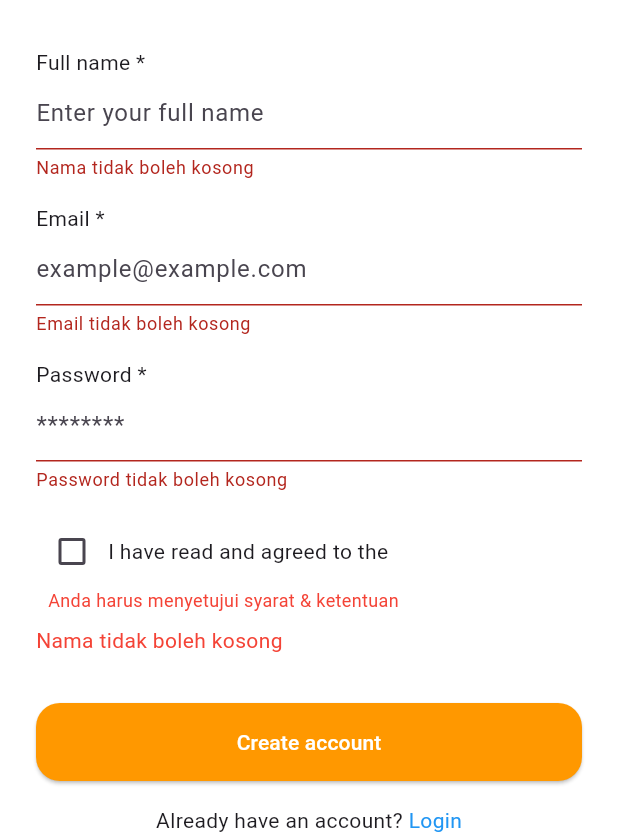
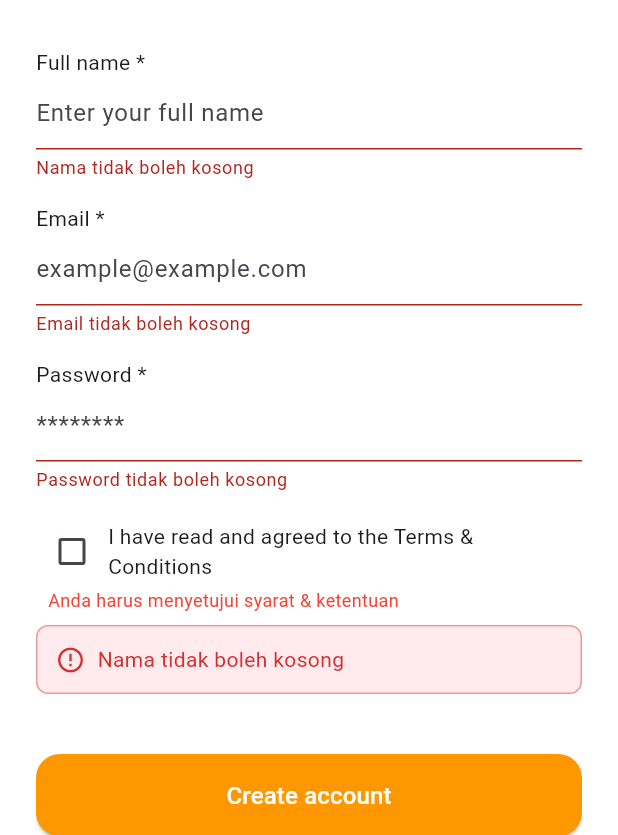
Before and after one commit to liwangivone/PetMigo, a Flutter app: the RegisterScreen screen opened by its route, after a tap on "Create account", on a phone screen of 412 x 824 dp, the part 401-1236 px from its top. Run offline on Flutter 3.47's test engine with Material 3 defaults, Android fonts, the phone set to English and light mode, and no system bars; our stand-ins replace equatable, flutter_bloc, go_router, google_fonts, pie_chart; accounts and stored records are empty.

Commit message:
Melakukan beberapa perbaikan

```diff
--- a/frontend/lib/bloc/regist_bloc.dart
+++ b/frontend/lib/bloc/regist_bloc.dart
@@ -3,9 +3,18 @@ import '../models/user_model.dart';
 import '../repository/auth_repository.dart';
 
 abstract class RegisterEvent {}
-class RegisterEmailChanged extends RegisterEvent { final String email; RegisterEmailChanged(this.email);}
-class RegisterNameChanged extends RegisterEvent { final String name; RegisterNameChanged(this.name);}
-class RegisterPasswordChanged extends RegisterEvent { final String password; RegisterPasswordChanged(this.password);}
+class RegisterEmailChanged extends RegisterEvent {
+  final String email;
+  RegisterEmailChanged(this.email);
+}
+class RegisterNameChanged extends RegisterEvent {
+  final String name;
+  RegisterNameChanged(this.name);
+}
+class RegisterPasswordChanged extends RegisterEvent {
+  final String password;
+  RegisterPasswordChanged(this.password);
+}
 class RegisterTermsToggled extends RegisterEvent {}
 class RegisterSubmitted extends RegisterEvent {}
 
@@ -18,13 +27,34 @@ class RegisterState {
   final String? errorMessage;
   final User? user;
   final bool submitted;
-  final bool isLoading; // Tambahkan properti ini
-  bool get isValid =>
-      email.isNotEmpty &&
-      email.contains('@') &&
-      name.isNotEmpty &&
-      password.length >= 6 &&
-      agreed;
+  final bool isLoading;
+
+  // Validation getters
+  bool get isValidEmail => email.isNotEmpty && email.contains('@') && email.contains('.');
+  bool get isValidName => name.isNotEmpty && name.trim().length >= 2;
+  bool get isValidPassword => password.isNotEmpty && password.length >= 6;
+  bool get isValid => isValidEmail && isValidName && isValidPassword && agreed;
+
+  // Individual field error getters for UI
+  String? get nameError {
+    if (!submitted || name.isEmpty) return null;
+    if (name.trim().length < 2) return 'Nama minimal 2 karakter';
+    return null;
+  }
+
+  String? get emailError {
+    if (!submitted || email.isEmpty) return null;
+    if (!email.contains('@')) return 'Format email tidak valid';
+    if (!email.contains('.')) return 'Format email tidak valid';
+    return null;
+  }
+
+  String? get passwordError {
+    if (!submitted || password.isEmpty) return null;
+    if (password.length < 6) return 'Password minimal 6 karakter';
+    return null;
+  }
+
   const RegisterState({
     this.email = '',
     this.name = '',
@@ -34,8 +64,9 @@ class RegisterState {
     this.errorMessage,
     this.user,
     this.submitted = false,
-    this.isLoading = false, // default false
+    this.isLoading = false,
   });
+
   RegisterState copyWith({
     String? email,
     String? name,
@@ -45,7 +76,7 @@ class RegisterState {
     String? errorMessage,
     User? user,
     bool? submitted,
-    bool? isLoading, // tambahkan
+    bool? isLoading,
   }) {
     return RegisterState(
       email: email ?? this.email,
@@ -63,51 +94,147 @@ class RegisterState {
 
 class RegisterBloc extends Bloc<RegisterEvent, RegisterState> {
   final AuthRepository authRepository;
+
   RegisterBloc({required this.authRepository}) : super(const RegisterState()) {
-    on<RegisterEmailChanged>((event, emit) => emit(state.copyWith(email: event.email, errorMessage: null, status: RegisterStatus.initial)));
-    on<RegisterNameChanged>((event, emit) => emit(state.copyWith(name: event.name, errorMessage: null, status: RegisterStatus.initial)));
-    on<RegisterPasswordChanged>((event, emit) => emit(state.copyWith(password: event.password, errorMessage: null, status: RegisterStatus.initial)));
-    on<RegisterTermsToggled>((event, emit) => emit(state.copyWith(agreed: !state.agreed, errorMessage: null, status: RegisterStatus.initial)));
+    on<RegisterEmailChanged>((event, emit) =>
+      emit(state.copyWith(
+        email: event.email.trim(),
+        errorMessage: null,
+        status: RegisterStatus.initial
+      ))
+    );
+
+    on<RegisterNameChanged>((event, emit) =>
+      emit(state.copyWith(
+        name: event.name.trim(),
+        errorMessage: null,
+        status: RegisterStatus.initial
+      ))
+    );
+
+    on<RegisterPasswordChanged>((event, emit) =>
+      emit(state.copyWith(
+        password: event.password,
+        errorMessage: null,
+        status: RegisterStatus.initial
+      ))
+    );
+
+    on<RegisterTermsToggled>((event, emit) =>
+      emit(state.copyWith(
+        agreed: !state.agreed,
+        errorMessage: null,
+        status: RegisterStatus.initial
+      ))
+    );
+
     on<RegisterSubmitted>((event, emit) async {
       emit(state.copyWith(submitted: true));
+
+      // Validate all fields step by step
       if (state.name.isEmpty) {
-        emit(state.copyWith(status: RegisterStatus.failure, errorMessage: "Nama tidak boleh kosong", isLoading: false));
+        emit(state.copyWith(
+          status: RegisterStatus.failure,
+          errorMessage: "Nama tidak boleh kosong",
+          isLoading: false
+        ));
         return;
       }
-      if (state.email.isEmpty) {
-        emit(state.copyWith(status: RegisterStatus.failure, errorMessage: "Email tidak boleh kosong", isLoading: false));
+
+      if (state.name.trim().length < 2) {
+        emit(state.copyWith(
+          status: RegisterStatus.failure,
+          errorMessage: "Nama minimal 2 karakter",
+          isLoading: false
+        ));
         return;
       }
-      if (!state.email.contains('@')) {
-        emit(state.copyWith(status: RegisterStatus.failure, errorMessage: "Email tidak valid", isLoading: false));
+
+      if (state.email.isEmpty) {
+        emit(state.copyWith(
+          status: RegisterStatus.failure,
+          errorMessage: "Email tidak boleh kosong",
+          isLoading: false
+        ));
         return;
       }
-      if (state.password.isEmpty) {
-        emit(state.copyWith(status: RegisterStatus.failure, errorMessage: "Password tidak boleh kosong", isLoading: false));
+
+      if (!state.isValidEmail) {
+        emit(state.copyWith(
+          status: RegisterStatus.failure,
+          errorMessage: "Format email tidak valid",
+          isLoading: false
+        ));
         return;
       }
-      if (state.password.length < 6) {
-        emit(state.copyWith(status: RegisterStatus.failure, errorMessage: "Password minimal 6 karakter", isLoading: false));
+
+      if (state.password.isEmpty) {
+        emit(state.copyWith(
+          status: RegisterStatus.failure,
+          errorMessage: "Password tidak boleh kosong",
+          isLoading: false
+        ));
         return;
       }
-      if (!state.agreed) {
-        emit(state.copyWith(status: RegisterStatus.failure, errorMessage: "Anda harus menyetujui syarat & ketentuan", isLoading: false));
+
+      if (state.password.length < 6) {
+        emit(state.copyWith(
+          status: RegisterStatus.failure,
+          errorMessage: "Password minimal 6 karakter",
+          isLoading: false
+        ));
         return;
       }
-      emit(state.copyWith(status: RegisterStatus.loading, errorMessage: null, isLoading: true));
+
+      if (!state.agreed) {
+        emit(state.copyWith(
+          status: RegisterStatus.failure,
+          errorMessage: "Anda harus menyetujui syarat & ketentuan",
+          isLoading: false
+        ));
+        return;
+      }
+
+      emit(state.copyWith(
+        status: RegisterStatus.loading,
+        errorMessage: null,
+        isLoading: true
+      ));
+
       try {
         final user = await authRepository.register(state.name, state.email, state.password);
-        emit(state.copyWith(status: RegisterStatus.success, user: user, errorMessage: null, isLoading: false));
+        emit(state.copyWith(
+          status: RegisterStatus.success,
+          user: user,
+          errorMessage: null,
+          isLoading: false
+        ));
       } catch (e) {
-        String msg = e.toString();
-        if (msg.contains("Email sudah digunakan")) {
-          msg = "Email sudah digunakan";
-        } else if (msg.contains("Username sudah digunakan")) {
-          msg = "Username sudah digunakan";
-        } else if (msg.contains("Exception:")) {
-          msg = msg.replaceFirst("Exception:", "").trim();
+        String errorMessage = e.toString();
+
+        // Clean up error message
+        if (errorMessage.startsWith('Exception: ')) {
+          errorMessage = errorMessage.replaceFirst('Exception: ', '');
         }
-        emit(state.copyWith(status: RegisterStatus.failure, errorMessage: msg, isLoading: false));
+
+        // Handle specific error messages
+        if (errorMessage.toLowerCase().contains('email sudah digunakan')) {
+          errorMessage = "Email sudah digunakan. Silakan gunakan email lain.";
+        } else if (errorMessage.toLowerCase().contains('username sudah digunakan')) {
+          errorMessage = "Username sudah digunakan. Silakan gunakan nama lain.";
+        } else if (errorMessage.toLowerCase().contains('tidak dapat terhubung')) {
+          errorMessage = "Tidak dapat terhubung ke server. Periksa koneksi internet Anda.";
+        } else if (errorMessage.toLowerCase().contains('timeout')) {
+          errorMessage = "Koneksi timeout. Silakan coba lagi.";
+        } else if (errorMessage.toLowerCase().contains('server')) {
+          errorMessage = "Terjadi kesalahan pada server. Silakan coba lagi.";
+        }
+
+        emit(state.copyWith(
+          status: RegisterStatus.failure,
+          errorMessage: errorMessage,
+          isLoading: false
+        ));
       }
     });
   }
--- a/frontend/lib/views/pages/register_page.dart
+++ b/frontend/lib/views/pages/register_page.dart
@@ -2,15 +2,38 @@ part of 'pages.dart';
 
 class RegisterScreen extends StatelessWidget {
   const RegisterScreen({super.key});
-
   @override
   Widget build(BuildContext context) {
     return BlocProvider(
-      create: (_) => RegisterBloc(authRepository: AuthRepository()),
+      create: (context) => RegisterBloc(
+        authRepository: AuthRepository(),
+      ),
       child: BlocListener<RegisterBloc, RegisterState>(
         listener: (context, state) {
-          if (state.status == RegisterStatus.success) {
+          if (state.status == RegisterStatus.success && state.user != null) {
+            // Show success message
+            ScaffoldMessenger.of(context).showSnackBar(
+              SnackBar(
+                content: Text('Akun berhasil dibuat. Selamat datang, ${state.user!.name}!'),
+                backgroundColor: Colors.green,
+                duration: const Duration(seconds: 3),
+              ),
+            );
+            // Navigate to dashboard
             context.go('/dashboard');
+          } else if (state.status == RegisterStatus.failure && state.errorMessage != null) {
+            // Show error message in snackbar for important errors
+            if (state.errorMessage!.contains('server') ||
+                state.errorMessage!.contains('koneksi') ||
+                state.errorMessage!.contains('terduga')) {
+              ScaffoldMessenger.of(context).showSnackBar(
+                SnackBar(
+                  content: Text(state.errorMessage!),
+                  backgroundColor: Colors.red,
+                  duration: const Duration(seconds: 4),
+                ),
+              );
+            }
           }
         },
         child: Scaffold(
@@ -39,15 +62,16 @@ class RegisterScreen extends StatelessWidget {
                             height: 180,
                           ),
                         ),
-                        const SizedBox(height: 32),
-                        const Text("Full name *"),
+                        const SizedBox(height: 32),                        const Text("Full name *"),
                         TextField(
                           onChanged: (val) => bloc.add(RegisterNameChanged(val)),
                           decoration: InputDecoration(
                             hintText: "Enter your full name",
                             errorText: state.submitted && state.name.isEmpty
                               ? "Nama tidak boleh kosong"
-                                : null,
+                              : (state.submitted && state.name.trim().length < 2
+                                ? "Nama minimal 2 karakter"
+                                : null),
                           ),
                         ),
                         const SizedBox(height: 16),
@@ -59,8 +83,8 @@ class RegisterScreen extends StatelessWidget {
                             hintText: "example@example.com",
                             errorText: state.submitted && state.email.isEmpty
                               ? "Email tidak boleh kosong"
-                                : (state.submitted && !state.email.contains('@')
-                                    ? "Email tidak valid"
+                              : (state.submitted && state.email.isNotEmpty && !state.isValidEmail
+                                ? "Format email tidak valid"
                                 : null),
                           ),
                         ),
@@ -73,9 +97,14 @@ class RegisterScreen extends StatelessWidget {
                             hintText: "********",
                             errorText: state.submitted && state.password.isEmpty
                               ? "Password tidak boleh kosong"
-                                : (state.submitted && state.password.length < 6
+                              : (state.submitted && state.password.isNotEmpty && state.password.length < 6
                                 ? "Password minimal 6 karakter"
                                 : null),
+                            helperText: "Password minimal 6 karakter",
+                            helperStyle: TextStyle(
+                              color: Colors.grey[600],
+                              fontSize: 12,
+                            ),
                           ),
                         ),
                         const SizedBox(height: 16),
@@ -85,8 +114,11 @@ class RegisterScreen extends StatelessWidget {
                               value: state.agreed,
                               onChanged: (_) => bloc.add(RegisterTermsToggled()),
                             ),
-                            const Expanded(
-                              child: Text("I have read and agreed to the"),
+                            Expanded(
+                              child: GestureDetector(
+                                onTap: () => bloc.add(RegisterTermsToggled()),
+                                child: const Text("I have read and agreed to the Terms & Conditions"),
+                              ),
                             ),
                           ],
                         ),
@@ -98,12 +130,32 @@ class RegisterScreen extends StatelessWidget {
                               style: TextStyle(color: Colors.red, fontSize: 12),
                             ),
                           ),
-                        if (state.errorMessage != null && state.errorMessage!.isNotEmpty)
-                          Padding(
-                            padding: const EdgeInsets.only(bottom: 8.0),
+                        if (state.status == RegisterStatus.failure &&
+                            state.errorMessage != null &&
+                            state.errorMessage!.isNotEmpty)
+                          Container(
+                            width: double.infinity,
+                            padding: const EdgeInsets.all(12),
+                            margin: const EdgeInsets.only(bottom: 16),
+                            decoration: BoxDecoration(
+                              color: Colors.red.shade50,
+                              border: Border.all(color: Colors.red.shade200),
+                              borderRadius: BorderRadius.circular(8),
+                            ),
+                            child: Row(
+                              children: [
+                                Icon(Icons.error_outline, color: Colors.red.shade700, size: 20),
+                                const SizedBox(width: 8),
+                                Expanded(
                                   child: Text(
                                     state.errorMessage!,
-                              style: const TextStyle(color: Colors.red, fontSize: 14),
+                                    style: TextStyle(
+                                      color: Colors.red.shade700,
+                                      fontSize: 14,
+                                    ),
+                                  ),
+                                ),
+                              ],
                             ),
                           ),
                         const SizedBox(height: 24),
@@ -117,14 +169,24 @@ class RegisterScreen extends StatelessWidget {
                               ),
                               padding: const EdgeInsets.symmetric(vertical: 16),
                             ),
-                            onPressed: !state.isLoading
-                                ? () {
+                            onPressed: state.status == RegisterStatus.loading
+                                ? null
+                                : () {
                                     context.read<RegisterBloc>().add(RegisterSubmitted());
-                                  }
-                                : null,
-                            child: state.isLoading
-                                ? const CircularProgressIndicator()
-                                : const Text("Create account", style: TextStyle(color: Colors.white)),
+                                  },
+                            child: state.status == RegisterStatus.loading
+                                ? const SizedBox(
+                                    height: 20,
+                                    width: 20,
+                                    child: CircularProgressIndicator(
+                                      strokeWidth: 2,
+                                      valueColor: AlwaysStoppedAnimation<Color>(Colors.white),
+                                    ),
+                                  )
+                                : const Text(
+                                    "Create account",
+                                    style: TextStyle(color: Colors.white, fontSize: 16),
+                                  ),
                           ),
                         ),
                         const SizedBox(height: 16),
@@ -137,7 +199,8 @@ class RegisterScreen extends StatelessWidget {
                               child: const Text("Login", style: TextStyle(color: Colors.blue)),
                             )
                           ],
-                        )
+                        ),
+                        const SizedBox(height: 32),
                       ],
                     ),
                   );
```
Also changed, not shown: frontend/lib/bloc/login_bloc.dart (+89 -14 lines), frontend/lib/repository/auth_repository.dart (+22 -4 lines), frontend/lib/services/auth_services.dart (+61 -7 lines), frontend/lib/views/pages/login_page.dart (+7 -5 lines). Lines whose indentation alone changed are shown as unchanged.
